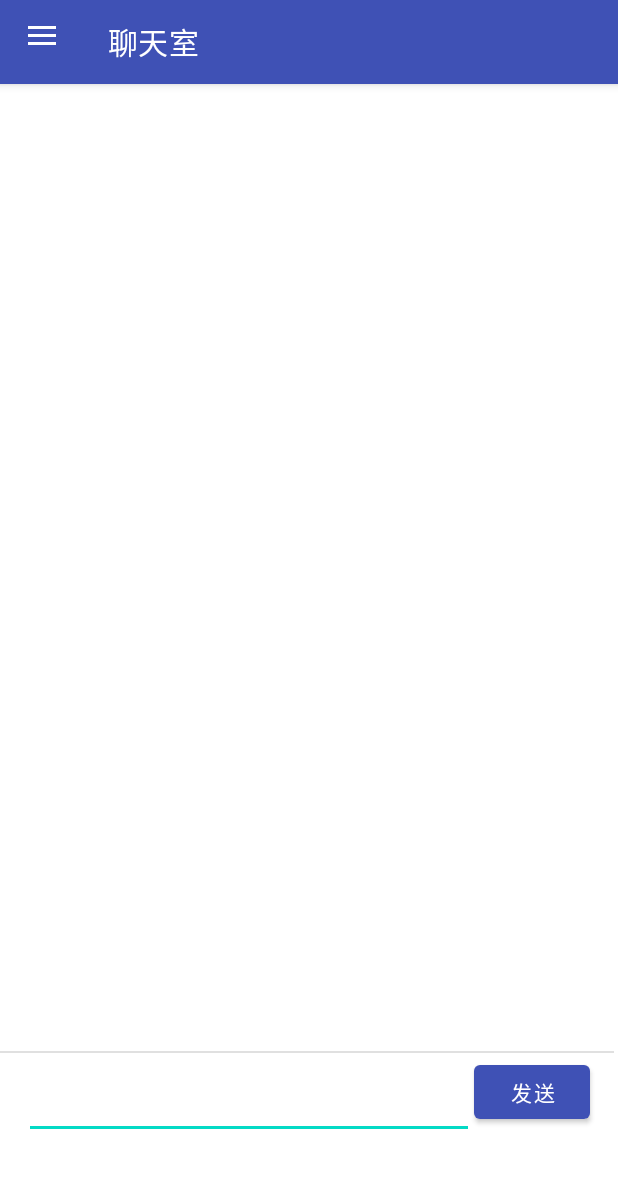
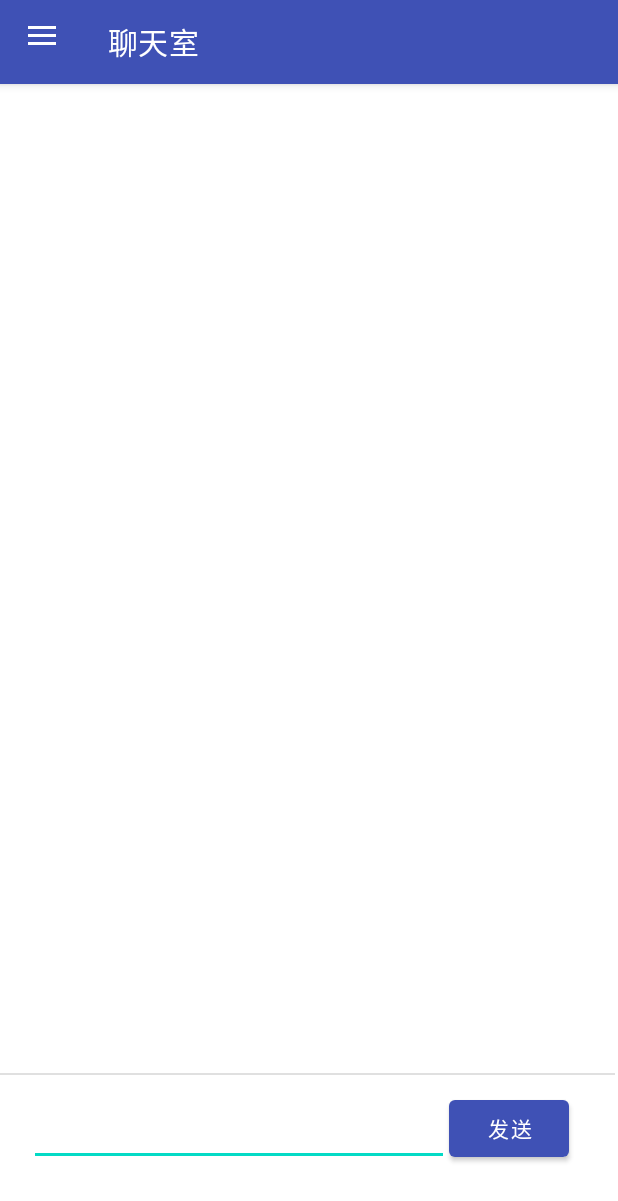
Before and after one commit to efojug/ChatWithMePro, an Android app: the screen it shows after launch (MainActivity), on a phone screen of 412 x 824 dp. Shown: the top 1201 px of the screen. Run offline under Robolectric (Android 15) with nearby library versions, the phone set to English and light mode, and no system bars; our stand-ins replace navigation-ui; libraries missing offline, so code that uses them is left out: com.readystatesoftware.systembartint; 3 statements that could not run were skipped.

Commit message:
fix bugs

```diff
--- a/app/src/main/res/layout/fragment_home.xml
+++ b/app/src/main/res/layout/fragment_home.xml
@@ -8,20 +8,20 @@
 
     <EditText
         android:id="@+id/writeMessage"
-        android:layout_width="300dp"
+        android:layout_width="280dp"
         android:layout_height="50dp"
         app:layout_constraintBottom_toBottomOf="parent"
         app:layout_constraintEnd_toEndOf="parent"
         app:layout_constraintHorizontal_bias="0.144"
         app:layout_constraintStart_toStartOf="parent"
         app:layout_constraintTop_toTopOf="parent"
-        app:layout_constraintVertical_bias="0.91"
+        app:layout_constraintVertical_bias="0.935"
         tools:ignore="SpeakableTextPresentCheck" />
 
     <Button
         android:id="@+id/sendMessage"
-        android:layout_width="77dp"
-        android:layout_height="48dp"
+        android:layout_width="80dp"
+        android:layout_height="50dp"
         android:onClick="sendMessage"
         android:text="@string/send"
         app:layout_constraintBottom_toBottomOf="parent"
@@ -29,21 +29,21 @@
         app:layout_constraintHorizontal_bias="0.0"
         app:layout_constraintStart_toEndOf="@+id/writeMessage"
         app:layout_constraintTop_toTopOf="parent"
-        app:layout_constraintVertical_bias="0.90" />
+        app:layout_constraintVertical_bias="0.935" />
 
     <View
         android:id="@+id/divider"
-        android:layout_width="409dp"
+        android:layout_width="410dp"
         android:layout_height="1dp"
         android:background="?android:attr/listDivider"
         app:layout_constraintBottom_toBottomOf="parent"
         app:layout_constraintTop_toTopOf="parent"
-        app:layout_constraintVertical_bias="0.841"
-        tools:layout_editor_absoluteX="1dp" />
+        app:layout_constraintVertical_bias="0.86"
+        tools:layout_editor_absoluteX="2dp" />
 
     <LinearLayout
-        android:layout_width="408dp"
-        android:layout_height="615dp"
+        android:layout_width="410dp"
+        android:layout_height="624dp"
         android:orientation="horizontal"
         tools:layout_editor_absoluteX="1dp"
         tools:layout_editor_absoluteY="-6dp" />
```
